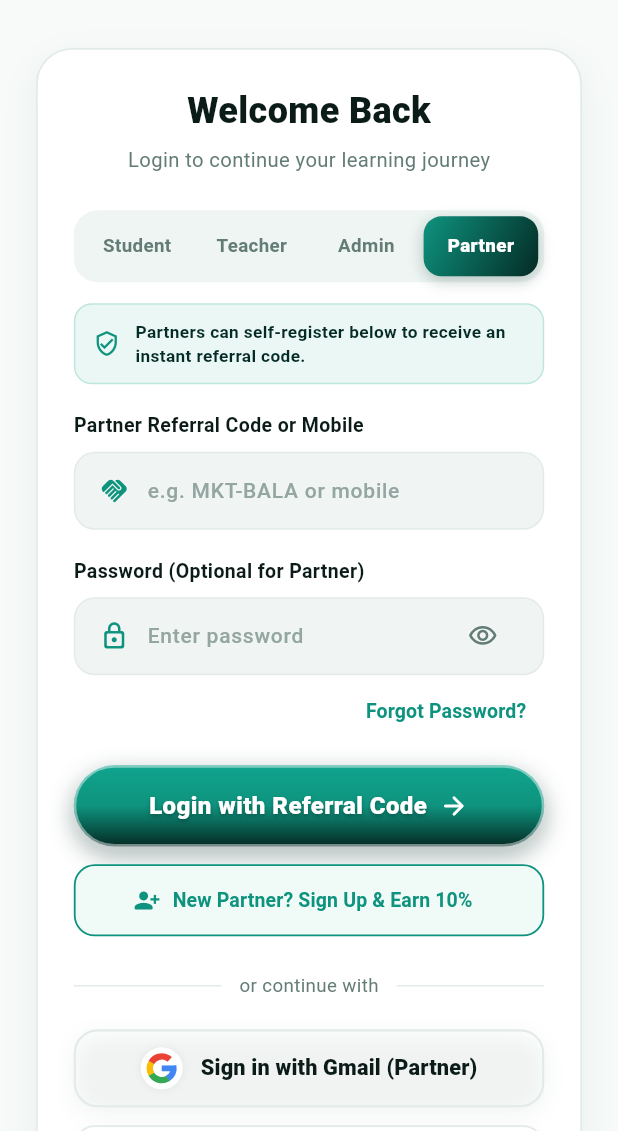
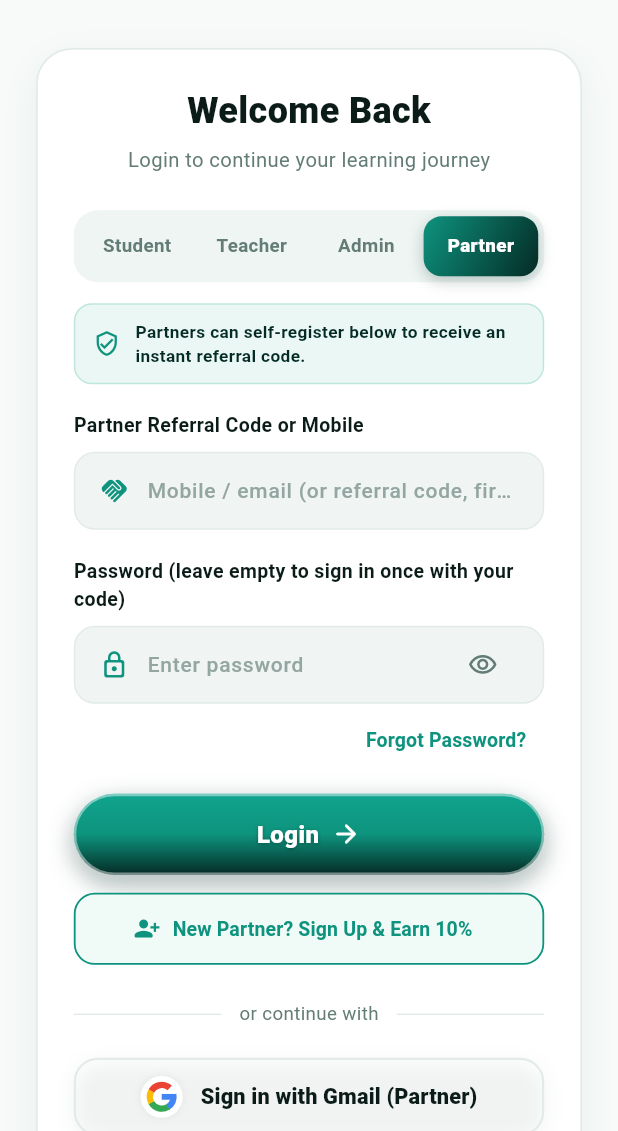
Before and after one commit to achariya-it-hub/Q-School, a Flutter app: the LoginScreen screen opened by its route, after a tap on "Partner", on a phone screen of 412 x 824 dp, the part 105-1236 px from its top. Run offline on Flutter 3.47's test engine with Material 3 defaults, Android fonts, the phone set to English and light mode, and no system bars; our stand-ins replace google_sign_in.

Commit message:
Unified app: Partner tab signs in with mobile/email + password (code only once)

```diff
--- a/apps/flutter/lib/screens/login.dart
+++ b/apps/flutter/lib/screens/login.dart
@@ -193,7 +193,10 @@ class _LoginScreenState extends State<LoginScreen> {
       }
       setState(() => _isLoading = true);
       try {
-        final res = await PartnerApiService().loginWithCode(code);
+        final pw = _passwordController.text;
+        final res = pw.isNotEmpty
+            ? await PartnerApiService().loginWithPassword(_emailController.text.trim(), pw)
+            : await PartnerApiService().loginWithCode(code);
         final partner = res['partner'] as Partner;
         final admissions = res['admissions'] as List<PartnerAdmission>;
         if (!mounted) return;
@@ -201,7 +204,7 @@ class _LoginScreenState extends State<LoginScreen> {
         Navigator.of(context).pushAndRemoveUntil(
           MaterialPageRoute(
             builder: (_) => res['needsPassword'] == true
-                ? PartnerSetPasswordScreen(partner: partner, next: shell)
+                ? PartnerSetPasswordScreen(partner: partner, next: shell, hasCurrent: pw.isNotEmpty, currentPassword: pw.isNotEmpty ? pw : null)
                 : shell,
           ),
           (_) => false,
@@ -369,7 +372,7 @@ class _LoginScreenState extends State<LoginScreen> {
                                 fontWeight: FontWeight.w500),
                             decoration: InputDecoration(
                               hintText: _selectedRole == 3
-                                  ? 'e.g. MKT-BALA or mobile'
+                                  ? 'Mobile / email (or referral code, first time)'
                                   : 'Enter email or mobile',
                               hintStyle: const TextStyle(color: Color(0xFF94A6A1)),
                             ),
@@ -382,7 +385,7 @@ class _LoginScreenState extends State<LoginScreen> {
 
                   // Password Input
                   Text(
-                    _selectedRole == 3 ? 'Password (Optional for Partner)' : 'Password',
+                    _selectedRole == 3 ? 'Password (leave empty to sign in once with your code)' : 'Password',
                     style: const TextStyle(
                       fontSize: 13,
                       fontWeight: FontWeight.w700,
@@ -467,7 +470,7 @@ class _LoginScreenState extends State<LoginScreen> {
                     )
                   else ...[
                     QSButton(
-                      label: _selectedRole == 3 ? 'Login with Referral Code' : 'Login',
+                      label: _selectedRole == 3 ? 'Login' : 'Login',
                       onTap: _onLogin,
                     ),
                     if (_selectedRole == 3) ...[
```
